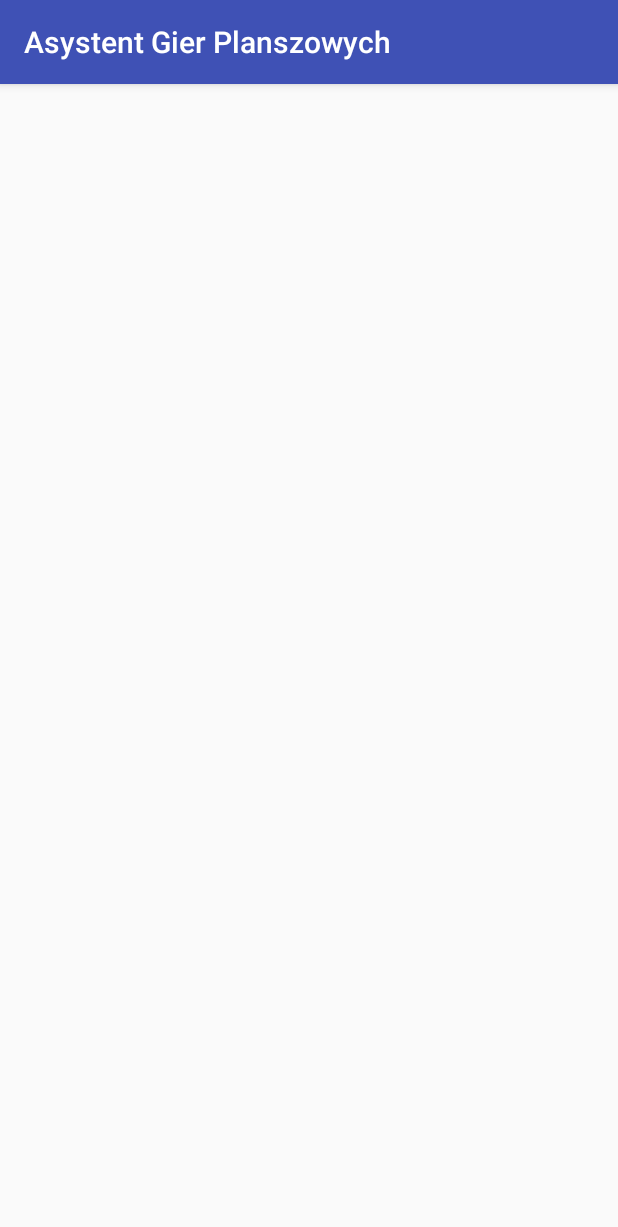
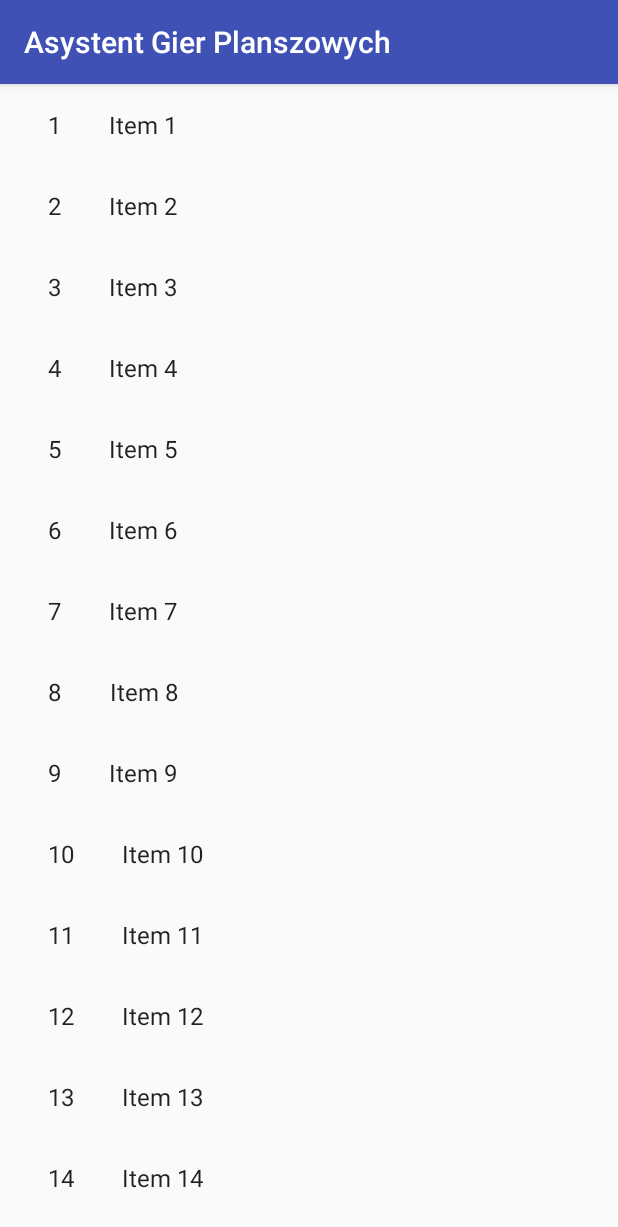
Before and after one commit to x2-17-Asystent-Gier-Planszowych/Asystent_Gier_Planszowych, an Android app: the MainActivity screen opened directly, with no data from a screen before it, on a phone screen of 412 x 824 dp. Shown: the top 1227 px of the screen. Run offline under Robolectric (Android 15) with nearby library versions, the phone set to English and light mode, and no system bars.

Commit message:
games fragment

```diff
--- a/App/AsystentGierPlanszowych/app/build.gradle
+++ b/App/AsystentGierPlanszowych/app/build.gradle
@@ -27,5 +27,6 @@ dependencies {
     compile 'com.android.support:appcompat-v7:26.+'
     compile 'com.android.support.constraint:constraint-layout:1.0.2'
     compile 'com.android.support:design:26.+'
+    compile 'com.android.support:recyclerview-v7:26.+'
     testCompile 'junit:junit:4.12'
 }
--- /dev/null
+++ b/App/AsystentGierPlanszowych/app/src/main/java/pwcdma/asystentgierplanszowych/GameRecyclerViewAdapter.java
@@ -0,0 +1,77 @@
+package pwcdma.asystentgierplanszowych;
+
+import android.support.v7.widget.RecyclerView;
+import android.view.LayoutInflater;
+import android.view.View;
+import android.view.ViewGroup;
+import android.widget.TextView;
+
+import pwcdma.asystentgierplanszowych.GamesFragment.OnListFragmentInteractionListener;
+import pwcdma.asystentgierplanszowych.dummy.DummyContent.DummyItem;
+
+import java.util.List;
+
+/**
+ * {@link RecyclerView.Adapter} that can display a {@link DummyItem} and makes a call to the
+ * specified {@link OnListFragmentInteractionListener}.
+ * TODO: Replace the implementation with code for your data type.
+ */
+public class GameRecyclerViewAdapter extends RecyclerView.Adapter<GameRecyclerViewAdapter.ViewHolder> {
+
+    private final List<DummyItem> mValues;
+    private final OnListFragmentInteractionListener mListener;
+
+    public GameRecyclerViewAdapter(List<DummyItem> items, OnListFragmentInteractionListener listener) {
+        mValues = items;
+        mListener = listener;
+    }
+
+    @Override
+    public ViewHolder onCreateViewHolder(ViewGroup parent, int viewType) {
+        View view = LayoutInflater.from(parent.getContext())
+                .inflate(R.layout.fragment_game, parent, false);
+        return new ViewHolder(view);
+    }
+
+    @Override
+    public void onBindViewHolder(final ViewHolder holder, int position) {
+        holder.mItem = mValues.get(position);
+        holder.mIdView.setText(mValues.get(position).id);
+        holder.mContentView.setText(mValues.get(position).content);
+
+        holder.mView.setOnClickListener(new View.OnClickListener() {
+            @Override
+            public void onClick(View v) {
+                if (null != mListener) {
+                    // Notify the active callbacks interface (the activity, if the
+                    // fragment is attached to one) that an item has been selected.
+                    mListener.onListFragmentInteraction(holder.mItem);
+                }
+            }
+        });
+    }
+
+    @Override
+    public int getItemCount() {
+        return mValues.size();
+    }
+
+    public class ViewHolder extends RecyclerView.ViewHolder {
+        public final View mView;
+        public final TextView mIdView;
+        public final TextView mContentView;
+        public DummyItem mItem;
+
+        public ViewHolder(View view) {
+            super(view);
+            mView = view;
+            mIdView = (TextView) view.findViewById(R.id.id);
+            mContentView = (TextView) view.findViewById(R.id.content);
+        }
+
+        @Override
+        public String toString() {
+            return super.toString() + " '" + mContentView.getText() + "'";
+        }
+    }
+}
--- /dev/null
+++ b/App/AsystentGierPlanszowych/app/src/main/java/pwcdma/asystentgierplanszowych/GamesFragment.java
@@ -0,0 +1,97 @@
+package pwcdma.asystentgierplanszowych;
+
+import android.content.Context;
+import android.os.Bundle;
+import android.support.v4.app.Fragment;
+import android.support.v7.widget.GridLayoutManager;
+import android.support.v7.widget.LinearLayoutManager;
+import android.support.v7.widget.RecyclerView;
+import android.view.LayoutInflater;
+import android.view.View;
+import android.view.ViewGroup;
+
+import pwcdma.asystentgierplanszowych.dummy.DummyContent;
+import pwcdma.asystentgierplanszowych.dummy.DummyContent.DummyItem;
+
+/**
+ * A fragment representing a list of Items.
+ * <p/>
+ * Activities containing this fragment MUST implement the {@link OnListFragmentInteractionListener}
+ * interface.
+ */
+public class GamesFragment extends Fragment {
+
+    // TODO: Customize parameter argument names
+    private static final String ARG_COLUMN_COUNT = "column-count";
+    // TODO: Customize parameters
+    private int mColumnCount = 1;
+    private OnListFragmentInteractionListener mListener;
+
+    /**
+     * Mandatory empty constructor for the fragment manager to instantiate the
+     * fragment (e.g. upon screen orientation changes).
+     */
+    public GamesFragment() {
+    }
+
+    @Override
+    public void onCreate(Bundle savedInstanceState) {
+        super.onCreate(savedInstanceState);
+
+        if (getArguments() != null) {
+            mColumnCount = getArguments().getInt(ARG_COLUMN_COUNT);
+        }
+    }
+
+    @Override
+    public View onCreateView(LayoutInflater inflater, ViewGroup container,
+                             Bundle savedInstanceState) {
+        View view = inflater.inflate(R.layout.fragment_game_list, container, false);
+
+        // Set the adapter
+        if (view instanceof RecyclerView) {
+            Context context = view.getContext();
+            RecyclerView recyclerView = (RecyclerView) view;
+            if (mColumnCount <= 1) {
+                recyclerView.setLayoutManager(new LinearLayoutManager(context));
+            } else {
+                recyclerView.setLayoutManager(new GridLayoutManager(context, mColumnCount));
+            }
+            recyclerView.setAdapter(new GameRecyclerViewAdapter(DummyContent.ITEMS, mListener));
+        }
+        return view;
+    }
+
+/*
+    @Override
+    public void onAttach(Context context) {
+        super.onAttach(context);
+        if (context instanceof OnListFragmentInteractionListener) {
+            mListener = (OnListFragmentInteractionListener) context;
+        } else {
+            throw new RuntimeException(context.toString()
+                    + " must implement OnListFragmentInteractionListener");
+        }
+    }
+*/
+    @Override
+    public void onDetach() {
+        super.onDetach();
+        mListener = null;
+    }
+
+    /**
+     * This interface must be implemented by activities that contain this
+     * fragment to allow an interaction in this fragment to be communicated
+     * to the activity and potentially other fragments contained in that
+     * activity.
+     * <p/>
+     * See the Android Training lesson <a href=
+     * "http://developer.android.com/training/basics/fragments/communicating.html"
+     * >Communicating with Other Fragments</a> for more information.
+     */
+    public interface OnListFragmentInteractionListener {
+        // TODO: Update argument type and name
+        void onListFragmentInteraction(DummyItem item);
+    }
+}
--- a/App/AsystentGierPlanszowych/app/src/main/java/pwcdma/asystentgierplanszowych/MainActivity.java
+++ b/App/AsystentGierPlanszowych/app/src/main/java/pwcdma/asystentgierplanszowych/MainActivity.java
@@ -1,6 +1,5 @@
 package pwcdma.asystentgierplanszowych;
 
-import android.content.Intent;
 import android.support.v7.app.AppCompatActivity;
 import android.os.Bundle;
 import android.widget.TabHost;
@@ -8,6 +7,7 @@ import android.widget.TabHost.TabSpec;
 
 public class MainActivity extends AppCompatActivity {
 
+    private static final String TAB = "pwcdma.asystentgierplanszowych.tab";
     private TabHost tabHost;
 
     @Override
@@ -20,6 +20,18 @@ public class MainActivity extends AppCompatActivity {
         addTab("Grupy", R.id.tab1);
         addTab("Gry", R.id.tab2);
         addTab("Mój profil", R.id.tab3);
+        getSupportFragmentManager().beginTransaction()
+                .add(R.id.tab2, new GamesFragment())
+                .commit();
+        if (savedInstanceState != null){
+            tabHost.setCurrentTab(savedInstanceState.getInt(TAB));
+        }
+    }
+
+    @Override
+    protected void onSaveInstanceState(Bundle state) {
+        super.onSaveInstanceState(state);
+        state.putInt(TAB, tabHost.getCurrentTab());
     }
 
     private void addTab(String indicator, int content){
--- /dev/null
+++ b/App/AsystentGierPlanszowych/app/src/main/res/layout/fragment_game.xml
@@ -0,0 +1,20 @@
+<?xml version="1.0" encoding="utf-8"?>
+<LinearLayout xmlns:android="http://schemas.android.com/apk/res/android"
+    android:layout_width="wrap_content"
+    android:layout_height="wrap_content"
+    android:orientation="horizontal">
+
+    <TextView
+        android:id="@+id/id"
+        android:layout_width="wrap_content"
+        android:layout_height="wrap_content"
+        android:layout_margin="@dimen/text_margin"
+        android:textAppearance="?attr/textAppearanceListItem" />
+
+    <TextView
+        android:id="@+id/content"
+        android:layout_width="wrap_content"
+        android:layout_height="wrap_content"
+        android:layout_margin="@dimen/text_margin"
+        android:textAppearance="?attr/textAppearanceListItem" />
+</LinearLayout>
--- /dev/null
+++ b/App/AsystentGierPlanszowych/app/src/main/res/layout/fragment_game_list.xml
@@ -0,0 +1,13 @@
+<?xml version="1.0" encoding="utf-8"?>
+<android.support.v7.widget.RecyclerView xmlns:android="http://schemas.android.com/apk/res/android"
+    xmlns:app="http://schemas.android.com/apk/res-auto"
+    xmlns:tools="http://schemas.android.com/tools"
+    android:id="@+id/list"
+    android:name="pwcdma.asystentgierplanszowych.GameFragment"
+    android:layout_width="match_parent"
+    android:layout_height="match_parent"
+    android:layout_marginLeft="16dp"
+    android:layout_marginRight="16dp"
+    app:layoutManager="LinearLayoutManager"
+    tools:context="pwcdma.asystentgierplanszowych.GamesFragment"
+    tools:listitem="@layout/fragment_game" />
--- a/App/AsystentGierPlanszowych/app/src/main/res/values/dimens.xml
+++ b/App/AsystentGierPlanszowych/app/src/main/res/values/dimens.xml
@@ -2,4 +2,5 @@
     <!-- Default screen margins, per the Android Design guidelines. -->
     <dimen name="activity_horizontal_margin">16dp</dimen>
     <dimen name="activity_vertical_margin">16dp</dimen>
+    <dimen name="text_margin">16dp</dimen>
 </resources>
```
Also changed, not shown: App/AsystentGierPlanszowych/app/src/main/java/pwcdma/asystentgierplanszowych/dummy/DummyContent.java (added, +72 -0 lines).
